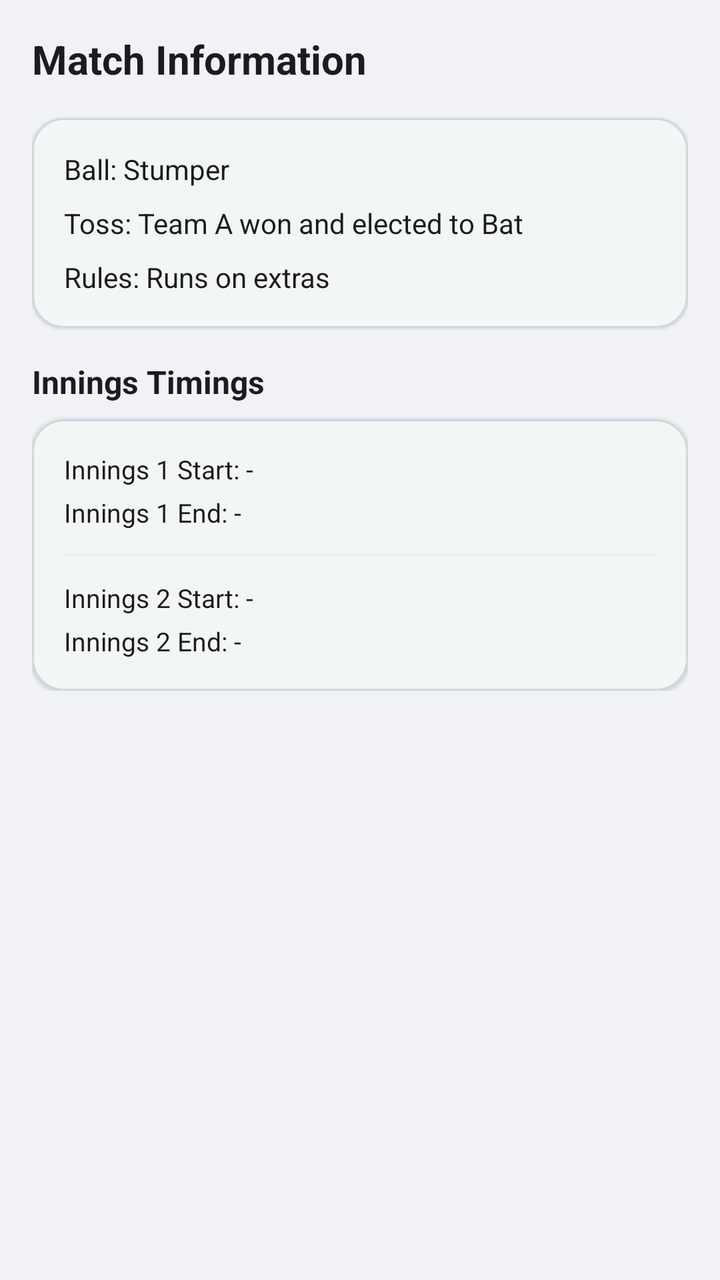
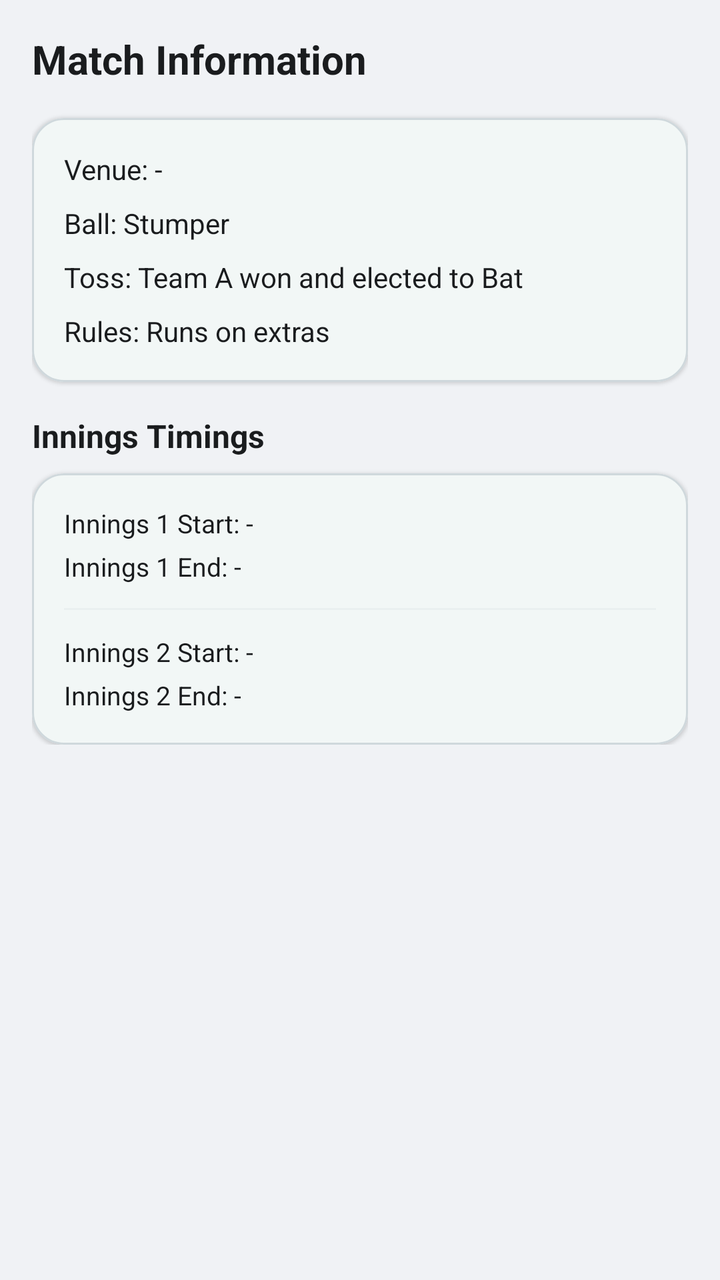

An Android layout rendered at two revisions. The XML below is the earlier revision; the diff shows what the commit changed to produce the second picture.
<!-- AndroidManifest.xml: application theme Theme.Scoring -->
<!-- res/layout/fragment_info.xml -->
<?xml version="1.0" encoding="utf-8"?>
<ScrollView xmlns:android="http://schemas.android.com/apk/res/android"
    xmlns:app="http://schemas.android.com/apk/res-auto"
    android:layout_width="match_parent"
    android:layout_height="match_parent"
    android:paddingHorizontal="16dp"
    android:paddingTop="16dp"
    android:paddingBottom="88dp"
    android:clipToPadding="false"
    android:background="?attr/android:windowBackground">

    <LinearLayout
        android:layout_width="match_parent"
        android:layout_height="wrap_content"
        android:orientation="vertical">

        <TextView
            android:layout_width="wrap_content"
            android:layout_height="wrap_content"
            android:text="Match Information"
            android:textSize="20sp"
            android:textStyle="bold"
            android:textColor="?attr/colorOnSurface"
            android:layout_marginBottom="16dp" />

        
        <com.google.android.material.card.MaterialCardView
            android:layout_width="match_parent"
            android:layout_height="wrap_content"
            app:cardCornerRadius="16dp"
            app:cardElevation="1dp"
            app:cardBackgroundColor="?attr/colorSurface"
            app:strokeWidth="1dp"
            app:strokeColor="?attr/colorOutline"
            android:layout_marginBottom="16dp">
            <LinearLayout
                android:layout_width="match_parent"
                android:layout_height="wrap_content"
                android:orientation="vertical"
                android:padding="16dp">

                <TextView android:id="@+id/tvInfoBallType"
                    android:layout_width="match_parent"
                    android:layout_height="wrap_content"
                    android:text="Ball: Stumper"
                    android:textSize="14sp"
                    android:textColor="?attr/colorOnSurface"
                    android:layout_marginBottom="8dp"/>

                <TextView android:id="@+id/tvInfoToss"
                    android:layout_width="match_parent"
                    android:layout_height="wrap_content"
                    android:text="Toss: Team A won and elected to Bat"
                    android:textSize="14sp"
                    android:textColor="?attr/colorOnSurface"
                    android:layout_marginBottom="8dp"/>

                <TextView android:id="@+id/tvInfoRules"
                    android:layout_width="match_parent"
                    android:layout_height="wrap_content"
                    android:text="Rules: Runs on extras"
                    android:textColor="?attr/colorOnSurface"
                    android:textSize="14sp"/>
            </LinearLayout>
        </com.google.android.material.card.MaterialCardView>

        
        <TextView
            android:layout_width="wrap_content"
            android:layout_height="wrap_content"
            android:text="Innings Timings"
            android:textSize="16sp"
            android:textStyle="bold"
            android:textColor="?attr/colorOnSurface"
            android:layout_marginBottom="8dp" />

        <com.google.android.material.card.MaterialCardView
            android:layout_width="match_parent"
            android:layout_height="wrap_content"
            app:cardCornerRadius="16dp"
            app:cardElevation="1dp"
            app:cardBackgroundColor="?attr/colorSurface"
            app:strokeWidth="1dp"
            app:strokeColor="?attr/colorOutline">

            <LinearLayout
                android:layout_width="match_parent"
                android:layout_height="wrap_content"
                android:orientation="vertical"
                android:padding="16dp">

                <TextView android:id="@+id/tvInnings1Start"
                    android:layout_width="match_parent"
                    android:layout_height="wrap_content"
                    android:text="Innings 1 Start: -"
                    android:textSize="13sp"
                    android:textColor="?attr/colorOnSurface"
                    android:layout_marginBottom="4dp"/>

                <TextView android:id="@+id/tvInnings1End"
                    android:layout_width="match_parent"
                    android:layout_height="wrap_content"
                    android:text="Innings 1 End: -"
                    android:textSize="13sp"
                    android:textColor="?attr/colorOnSurface"
                    android:layout_marginBottom="12dp"/>

                <View android:layout_width="match_parent"
                    android:layout_height="1dp"
                    android:background="?attr/colorOutline"
                    android:alpha="0.2"
                    android:layout_marginBottom="12dp"/>

                <TextView android:id="@+id/tvInnings2Start"
                    android:layout_width="match_parent"
                    android:layout_height="wrap_content"
                    android:text="Innings 2 Start: -"
                    android:textSize="13sp"
                    android:textColor="?attr/colorOnSurface"
                    android:layout_marginBottom="4dp"/>

                <TextView android:id="@+id/tvInnings2End"
                    android:layout_width="match_parent"
                    android:layout_height="wrap_content"
                    android:text="Innings 2 End: -"
                    android:textColor="?attr/colorOnSurface"
                    android:textSize="13sp"/>
            </LinearLayout>
        </com.google.android.material.card.MaterialCardView>

    </LinearLayout>
</ScrollView>
<!-- resources referenced by this layout -->
<resources>
  <style name="Theme.Scoring" parent="Base.Theme.Scoring" />
  <style name="Base.Theme.Scoring" parent="Theme.Material3.DayNight.NoActionBar">
          
          <item name="colorPrimary">@color/colorPrimary</item>
          <item name="colorOnPrimary">@color/colorOnPrimary</item>
          <item name="colorPrimaryContainer">@color/surface_card</item>
          <item name="colorOnPrimaryContainer">@color/colorPrimary</item>
  
          
          <item name="colorSecondary">@color/colorAccent</item>
          <item name="colorOnSecondary">@color/colorOnAccent</item>
          <item name="colorSecondaryContainer">@color/surface_elevated</item>
          <item name="colorOnSecondaryContainer">@color/colorAccent</item>
  
          
          <item name="android:windowBackground">@color/bg_main</item>
          <item name="colorSurface">@color/surface_card</item>
          <item name="colorOnSurface">@color/text_primary</item>
          <item name="colorSurfaceVariant">@color/surface_elevated</item>
          <item name="colorOnSurfaceVariant">@color/text_secondary</item>
          <item name="colorOutline">@color/divider_main</item>
  
          
          <item name="runHighlight">@color/run_highlight</item>
          <item name="wicketHighlight">@color/wicket_highlight</item>
          <item name="boundaryHighlight">@color/boundary_highlight</item>
          <item name="extraHighlight">@color/extra_slate</item>
          <item name="dotBallHighlight">@color/dot_ball_grey</item>
  
          
          <item name="prestigeGold">@color/accent_amber</item>
          <item name="prestigeOrange">@color/prestige_orange</item>
          <item name="prestigePurple">@color/accent_purple</item>
  
          <item name="cardViewStyle">@style/Widget.Material3.CardView.Elevated</item>
  
          <item name="android:statusBarColor">@android:color/transparent</item>
          <item name="android:navigationBarColor">@android:color/transparent</item>
          <item name="android:windowTranslucentStatus">false</item>
          <item name="android:windowTranslucentNavigation">false</item>
      </style>
  <color name="colorPrimary">#00695C</color>
  <color name="colorOnPrimary">#FFFFFF</color>
  <color name="surface_card">#FFFFFF</color>
  <color name="colorAccent">#00695C</color>
  <color name="colorOnAccent">#FFFFFF</color>
  <color name="surface_elevated">#F8F9FA</color>
  <color name="bg_main">#F0F2F5</color>
  <color name="text_primary">#1A1C1E</color>
  <color name="text_secondary">#44474E</color>
  <color name="divider_main">#CFD8DC</color>
  <color name="run_highlight">#00695C</color>
  <color name="wicket_highlight">#B71C1C</color>
  <color name="boundary_highlight">#EF6C00</color>
  <color name="extra_slate">#546E7A</color>
  <color name="dot_ball_grey">#90A4AE</color>
  <color name="accent_amber">#FFD700</color>
  <color name="prestige_orange">#EF6C00</color>
  <color name="accent_purple">#5a0080</color>
</resources>

<!-- the commit's change to res/layout/fragment_info.xml (unified diff, before → after) -->
@@ -38,6 +38,14 @@
                 android:layout_height="wrap_content"
                 android:orientation="vertical"
                 android:padding="16dp">
+
+                <TextView android:id="@+id/tvInfoVenue"
+                    android:layout_width="match_parent"
+                    android:layout_height="wrap_content"
+                    android:text="Venue: -"
+                    android:textSize="14sp"
+                    android:textColor="?attr/colorOnSurface"
+                    android:layout_marginBottom="8dp"/>
 
                 <TextView android:id="@+id/tvInfoBallType"
                     android:layout_width="match_parent"
